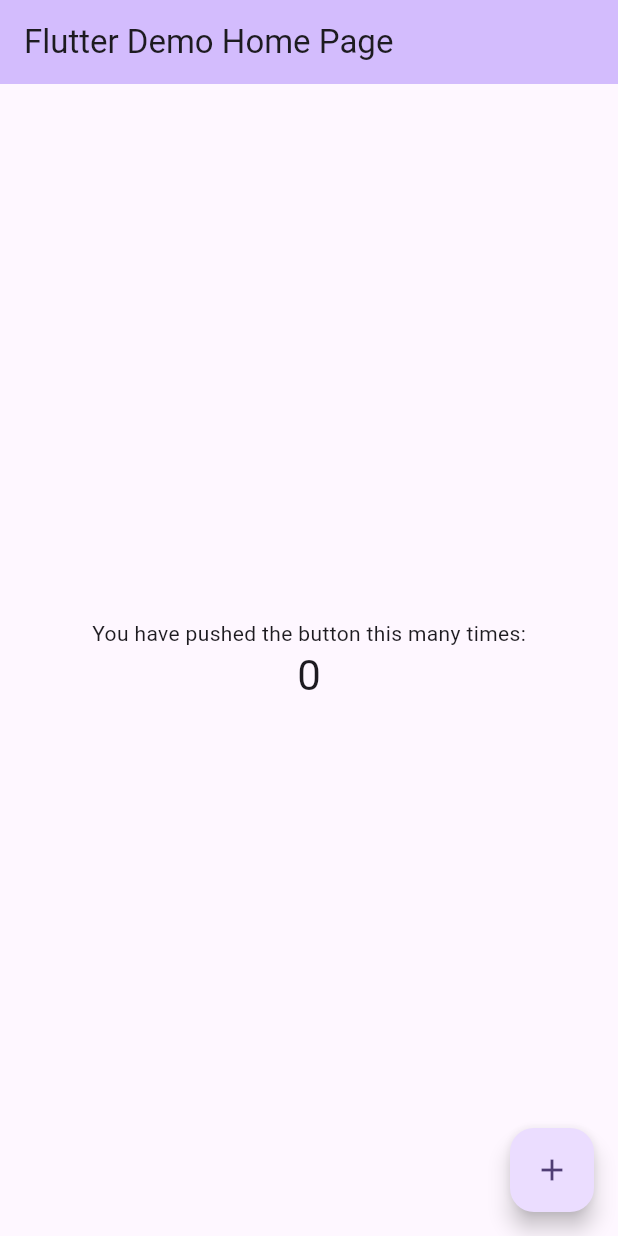
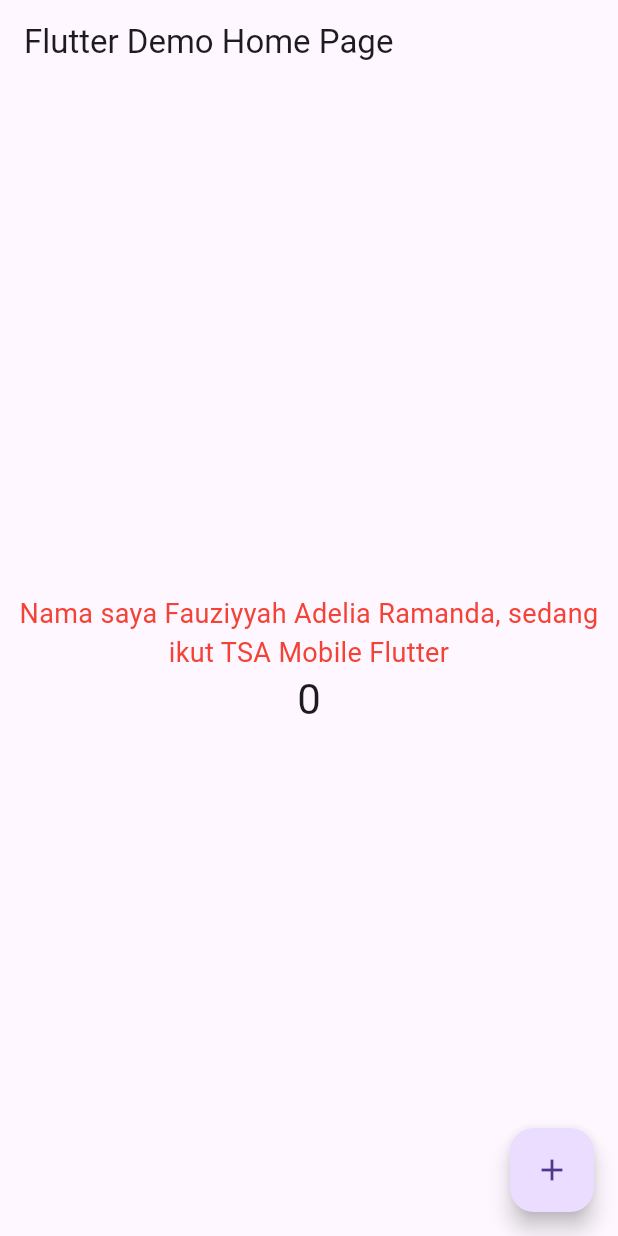
Before and after one commit to fauziyyahadeliaramanda/flutter-fundamental-part1, a Flutter app: the screen it shows after launch, on a phone screen of 412 x 824 dp. Run offline on Flutter 3.47's test engine with Material 3 defaults, Android fonts, the phone set to English and light mode, and no system bars.

Commit message:
mengganti text widget

```diff
--- /dev/null
+++ b/lib/basic_widgets/text_widget.dart
@@ -0,0 +1,17 @@
+import 'package:flutter/material.dart';
+
+class MyTextWidget extends StatelessWidget {
+  const MyTextWidget({super.key});
+
+  @override
+  Widget build(BuildContext context) {
+    return const Text(
+      'Nama saya Fauziyyah Adelia Ramanda, sedang ikut TSA Mobile Flutter',
+      style: TextStyle(
+        fontSize: 18,
+        color: Colors.red,
+      ),
+      textAlign: TextAlign.center,
+    );
+  }
+}
--- a/lib/main.dart
+++ b/lib/main.dart
@@ -1,4 +1,5 @@
 import 'package:flutter/material.dart';
+import 'basic_widgets/text_widget.dart';
 
 void main() {
   runApp(const MyApp());
@@ -7,28 +8,12 @@ void main() {
 class MyApp extends StatelessWidget {
   const MyApp({super.key});
 
-  // This widget is the root of your application.
   @override
   Widget build(BuildContext context) {
     return MaterialApp(
       title: 'Flutter Demo',
       theme: ThemeData(
-        // This is the theme of your application.
-        //
-        // TRY THIS: Try running your application with "flutter run". You'll see
-        // the application has a purple toolbar. Then, without quitting the app,
-        // try changing the seedColor in the colorScheme below to Colors.green
-        // and then invoke "hot reload" (save your changes or press the "hot
-        // reload" button in a Flutter-supported IDE, or press "r" if you used
-        // the command line to start the app).
-        //
-        // Notice that the counter didn't reset back to zero; the application
-        // state is not lost during the reload. To reset the state, use hot
-        // restart instead.
-        //
-        // This works for code too, not just values: Most code changes can be
-        // tested with just a hot reload.
-        colorScheme: ColorScheme.fromSeed(seedColor: Colors.deepPurple),
+        primarySwatch: Colors.blue,
       ),
       home: const MyHomePage(title: 'Flutter Demo Home Page'),
     );
@@ -37,15 +22,6 @@ class MyApp extends StatelessWidget {
 
 class MyHomePage extends StatefulWidget {
   const MyHomePage({super.key, required this.title});
-
-  // This widget is the home page of your application. It is stateful, meaning
-  // that it has a State object (defined below) that contains fields that affect
-  // how it looks.
-
-  // This class is the configuration for the state. It holds the values (in this
-  // case the title) provided by the parent (in this case the App widget) and
-  // used by the build method of the State. Fields in a Widget subclass are
-  // always marked "final".
 
   final String title;
 
@@ -58,56 +34,24 @@ class _MyHomePageState extends State<MyHomePage> {
 
   void _incrementCounter() {
     setState(() {
-      // This call to setState tells the Flutter framework that something has
-      // changed in this State, which causes it to rerun the build method below
-      // so that the display can reflect the updated values. If we changed
-      // _counter without calling setState(), then the build method would not be
-      // called again, and so nothing would appear to happen.
       _counter++;
     });
   }
 
   @override
   Widget build(BuildContext context) {
-    // This method is rerun every time setState is called, for instance as done
-    // by the _incrementCounter method above.
-    //
-    // The Flutter framework has been optimized to make rerunning build methods
-    // fast, so that you can just rebuild anything that needs updating rather
-    // than having to individually change instances of widgets.
     return Scaffold(
       appBar: AppBar(
-        // TRY THIS: Try changing the color here to a specific color (to
-        // Colors.amber, perhaps?) and trigger a hot reload to see the AppBar
-        // change color while the other colors stay the same.
-        backgroundColor: Theme.of(context).colorScheme.inversePrimary,
-        // Here we take the value from the MyHomePage object that was created by
-        // the App.build method, and use it to set our appbar title.
         title: Text(widget.title),
       ),
       body: Center(
-        // Center is a layout widget. It takes a single child and positions it
-        // in the middle of the parent.
         child: Column(
-          // Column is also a layout widget. It takes a list of children and
-          // arranges them vertically. By default, it sizes itself to fit its
-          // children horizontally, and tries to be as tall as its parent.
-          //
-          // Column has various properties to control how it sizes itself and
-          // how it positions its children. Here we use mainAxisAlignment to
-          // center the children vertically; the main axis here is the vertical
-          // axis because Columns are vertical (the cross axis would be
-          // horizontal).
-          //
-          // TRY THIS: Invoke "debug painting" (choose the "Toggle Debug Paint"
-          // action in the IDE, or press "p" in the console), to see the
-          // wireframe for each widget.
           mainAxisAlignment: MainAxisAlignment.center,
           children: <Widget>[
-            const Text('You have pushed the button this many times:'),
+            const MyTextWidget(), // ini harus dikenali
             Text(
               '$_counter',
-              style: Theme.of(context).textTheme.headlineMedium,
+           style: Theme.of(context).textTheme.headlineMedium,
             ),
           ],
         ),
@@ -116,7 +60,7 @@ class _MyHomePageState extends State<MyHomePage> {
         onPressed: _incrementCounter,
         tooltip: 'Increment',
         child: const Icon(Icons.add),
-      ), // This trailing comma makes auto-formatting nicer for build methods.
+      ),
     );
   }
 }
```
Also changed, not shown: images/images:02.png (added), 1 other file.
